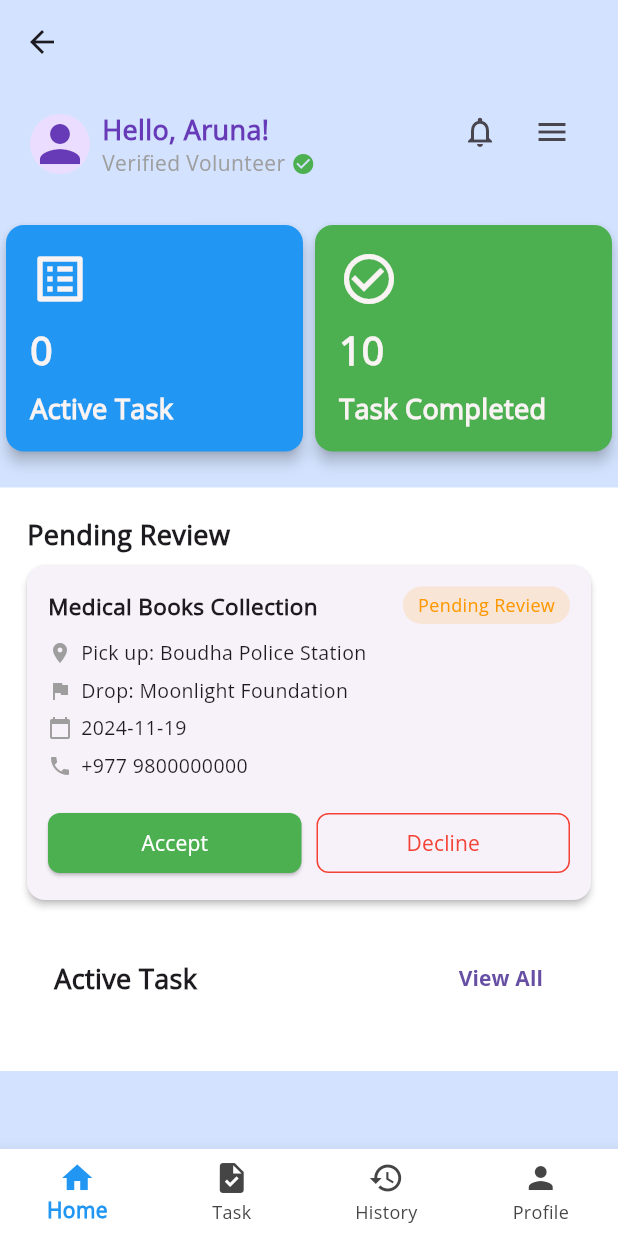
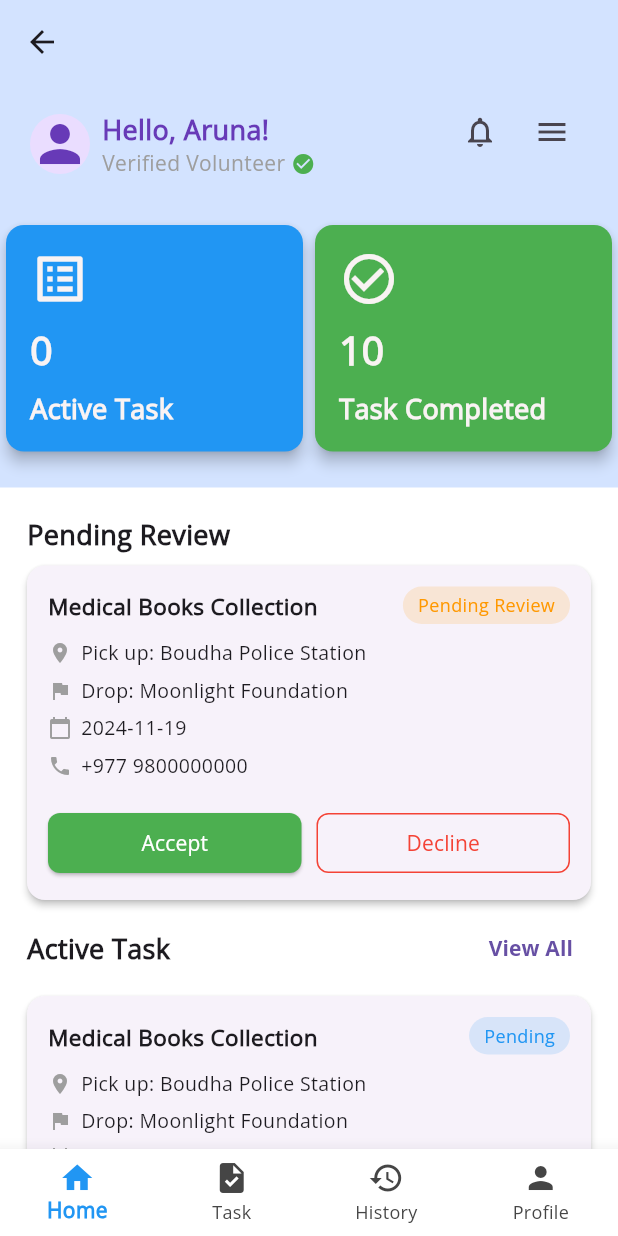
Before and after one commit to arunaguragain/aashwaas, a Flutter app: the VolunteerHomeScreen screen opened directly, on a phone screen of 412 x 824 dp. Run offline on Flutter 3.47's test engine with Material 3 defaults, Android fonts, the phone set to English and light mode, and no system bars; our stand-ins replace font_awesome_flutter.

Commit message:
implemented the task_card widget

```diff
--- a/lib/screens/bottom_screen_volunteer/home_screen.dart
+++ b/lib/screens/bottom_screen_volunteer/home_screen.dart
@@ -65,19 +65,14 @@ class HomeScreen extends StatelessWidget {
                     Row(
                       mainAxisAlignment: MainAxisAlignment.spaceBetween,
                       children: [
-                        Padding(
-                          padding: const EdgeInsets.all(18.0),
-                          child: Text(
+                        Text(
                           "Active Task",
                           style: TextStyle(
                             fontSize: 18,
                             fontWeight: FontWeight.bold,
                           ),
                         ),
-                        ),
-                        Padding(
-                          padding: const EdgeInsets.all(20.0),
-                          child: TextButton(
+                        TextButton(
                           onPressed: () {},
                           child: Text(
                             "View All",
@@ -85,8 +80,15 @@ class HomeScreen extends StatelessWidget {
                             style: TextStyle(fontFamily: 'OpenSans Bold'),
                           ),
                         ),
+                      ],
                     ),
-                      ],
+                    TaskCard(
+                      title: "Medical Books Collection",
+                      pickup: "Boudha Police Station",
+                      drop: "Moonlight Foundation",
+                      date: "2024-11-19",
+                      phone: "+977 9800000000",
+                      status: TaskStatus.pending,
                     ),
                   ],
                 ),
```
Lines whose indentation alone changed are shown as unchanged.
